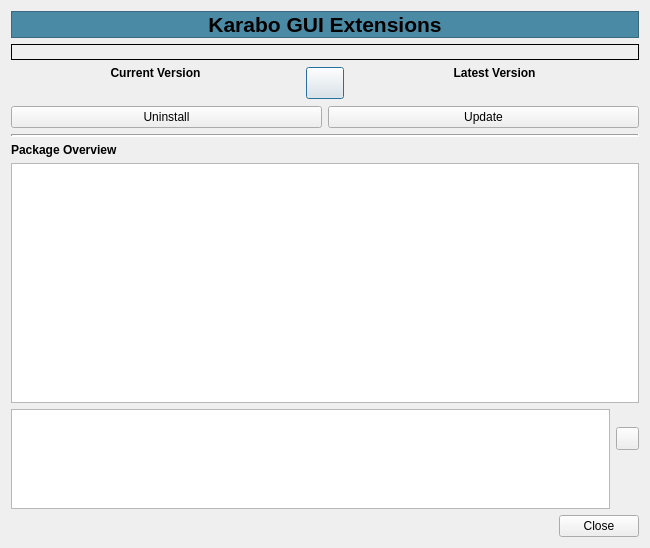
First picture: the form in src/pythonGui/karabogui/dialogs/ui/update_dialog.ui, repository European-XFEL/Karabo, before the edit.
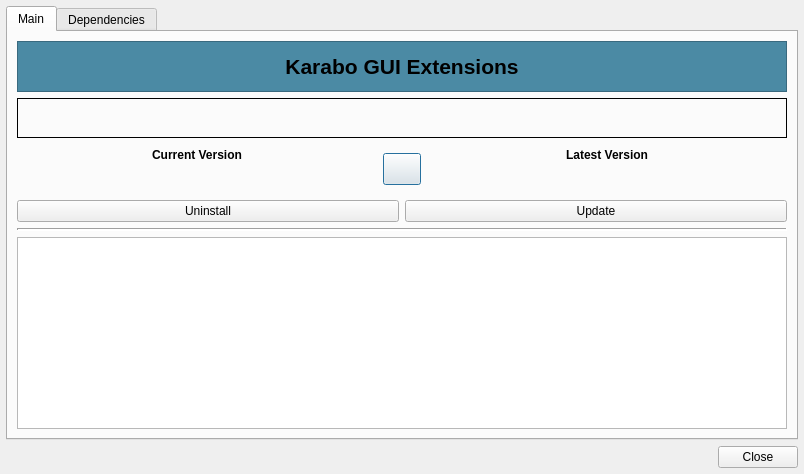
Second picture: the form after the edit.

Commit message: refactor(GUI): move dependencies in update dialog into an own tab

What changed in the file:
```diff
--- a/src/pythonGui/karabogui/dialogs/ui/update_dialog.ui
+++ b/src/pythonGui/karabogui/dialogs/ui/update_dialog.ui
@@ -6,8 +6,8 @@
    <rect>
     <x>0</x>
     <y>0</y>
-    <width>650</width>
-    <height>548</height>
+    <width>804</width>
+    <height>474</height>
    </rect>
   </property>
   <property name="sizePolicy">
@@ -31,7 +31,34 @@
   <property name="windowTitle">
    <string>Check for Updates</string>
   </property>
-  <layout class="QVBoxLayout" name="verticalLayout_4">
+  <layout class="QVBoxLayout" name="main_layout">
+   <property name="spacing">
+    <number>6</number>
+   </property>
+   <property name="leftMargin">
+    <number>6</number>
+   </property>
+   <property name="topMargin">
+    <number>6</number>
+   </property>
+   <property name="rightMargin">
+    <number>6</number>
+   </property>
+   <property name="bottomMargin">
+    <number>6</number>
+   </property>
+   <item>
+    <widget class="QTabWidget" name="tabWidget">
+     <property name="currentIndex">
+      <number>0</number>
+     </property>
+     <widget class="QWidget" name="tab">
+      <attribute name="title">
+       <string>Main</string>
+      </attribute>
+      <layout class="QHBoxLayout" name="horizontalLayout">
+       <item>
+        <layout class="QVBoxLayout" name="verticalLayout_5">
    <item>
     <widget class="QLabel" name="label_3">
      <property name="maximumSize">
@@ -75,6 +102,12 @@
        <verstretch>0</verstretch>
       </sizepolicy>
      </property>
+           <property name="maximumSize">
+            <size>
+             <width>16777215</width>
+             <height>40</height>
+            </size>
+           </property>
      <property name="font">
       <font>
        <italic>true</italic>
@@ -239,24 +272,6 @@
     </widget>
    </item>
    <item>
-    <widget class="QLabel" name="label_4">
-     <property name="font">
-      <font>
-       <weight>75</weight>
-       <bold>true</bold>
-      </font>
-     </property>
-     <property name="text">
-      <string>Package Overview</string>
-     </property>
-    </widget>
-   </item>
-   <item>
-    <widget class="QTableWidget" name="tableWidget"/>
-   </item>
-   <item>
-    <layout class="QHBoxLayout" name="horizontalLayout_4">
-     <item>
       <widget class="QTextEdit" name="text_log">
        <property name="sizePolicy">
         <sizepolicy hsizetype="MinimumExpanding" vsizetype="Minimum">
@@ -267,7 +282,7 @@
        <property name="maximumSize">
         <size>
          <width>16777215</width>
-         <height>100</height>
+             <height>300</height>
         </size>
        </property>
        <property name="readOnly">
@@ -275,43 +290,27 @@
        </property>
       </widget>
      </item>
-     <item>
-      <layout class="QVBoxLayout" name="verticalLayout_2">
-       <item>
-        <widget class="QPushButton" name="button_clear_log">
-         <property name="maximumSize">
-          <size>
-           <width>23</width>
-           <height>23</height>
-          </size>
-         </property>
-         <property name="text">
-          <string/>
-         </property>
-        </widget>
+        </layout>
        </item>
+      </layout>
+     </widget>
+     <widget class="QWidget" name="tab_2">
+      <attribute name="title">
+       <string>Dependencies</string>
+      </attribute>
+      <layout class="QVBoxLayout" name="verticalLayout_4">
        <item>
-        <spacer name="verticalSpacer">
-         <property name="orientation">
-          <enum>Qt::Vertical</enum>
-         </property>
-         <property name="sizeType">
-          <enum>QSizePolicy::Preferred</enum>
-         </property>
-         <property name="sizeHint" stdset="0">
-          <size>
-           <width>20</width>
-           <height>40</height>
-          </size>
-         </property>
-        </spacer>
+        <widget class="QTableWidget" name="tableWidget"/>
        </item>
       </layout>
-     </item>
-    </layout>
+     </widget>
+    </widget>
    </item>
    <item>
     <layout class="QHBoxLayout" name="horizontalLayout_3">
+     <property name="spacing">
+      <number>6</number>
+     </property>
      <item>
       <spacer name="horizontalSpacer">
        <property name="orientation">
```
Lines whose indentation alone changed are shown as unchanged. The commit also changes 1 other file.
